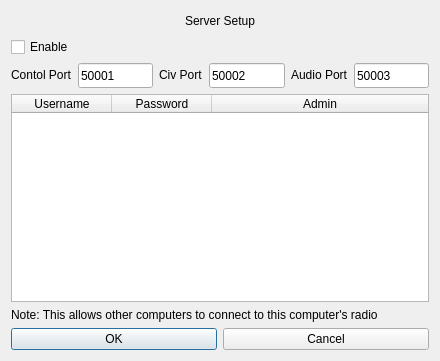
Before: the Qt Designer form udpserversetup.ui in adecarolis/wfweb, drawn with Qt 5.
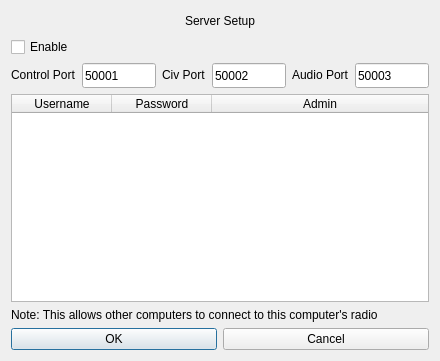
After: the same form once the commit is applied.

Diff of the .ui file:
```diff
--- a/udpserversetup.ui
+++ b/udpserversetup.ui
@@ -139,7 +139,7 @@
           </size>
          </property>
          <property name="text">
-          <string>Contol Port</string>
+          <string>Control Port</string>
          </property>
         </widget>
        </item>
```
